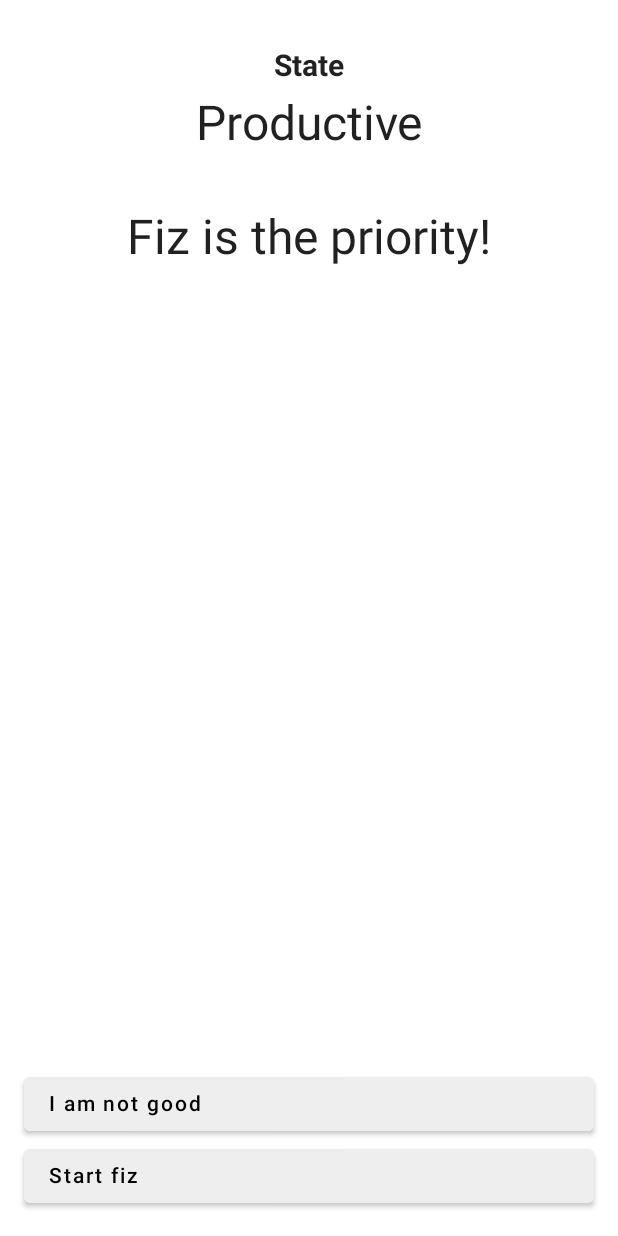
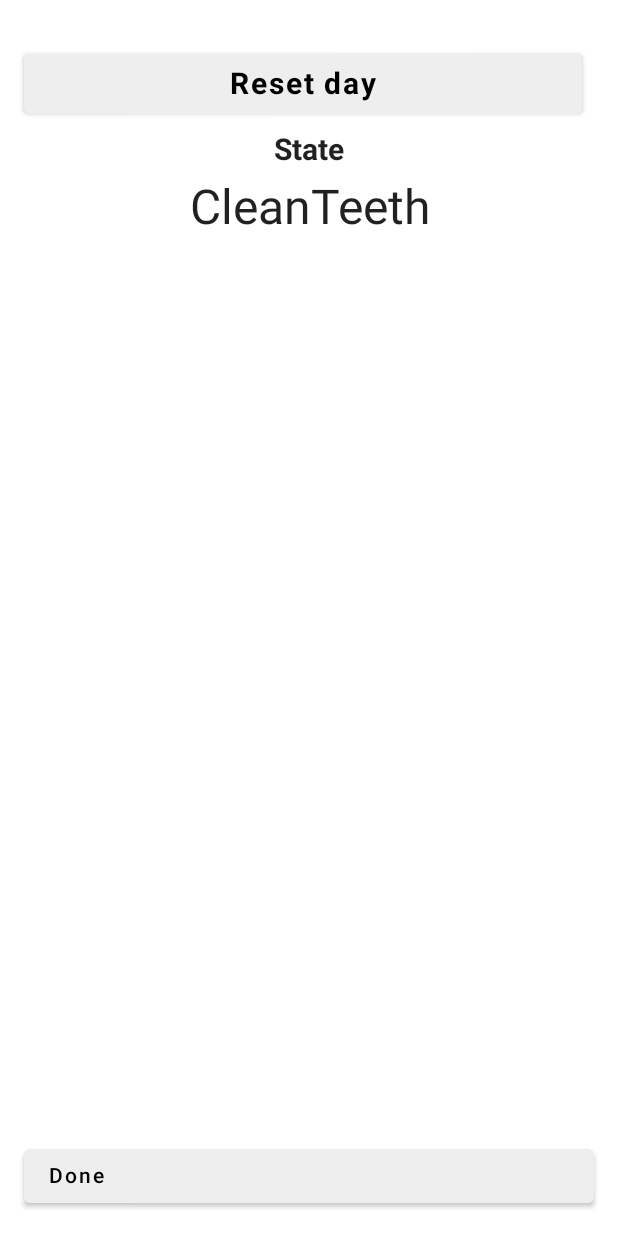
Before and after one commit to cucumber007/state, an Android app built with Jetpack Compose: the screen it shows after launch (MainActivity), after a tap on "Productive", on a phone screen of 412 x 824 dp. Run offline under Robolectric (Android 15) with nearby library versions, the light colour scheme and no system bars.

Commit message:
Clean Teeth Routine

```diff
--- a/app/src/main/java/com/spqrta/state/MainActivity.kt
+++ b/app/src/main/java/com/spqrta/state/MainActivity.kt
@@ -8,6 +8,7 @@ import androidx.activity.ComponentActivity
 import androidx.activity.compose.setContent
 import androidx.compose.foundation.layout.*
 import androidx.compose.material.*
+import androidx.compose.material.SnackbarDefaults.backgroundColor
 import androidx.compose.runtime.*
 import androidx.compose.ui.Alignment
 import androidx.compose.ui.Modifier
@@ -20,6 +21,7 @@ import androidx.compose.ui.unit.TextUnit
 import androidx.compose.ui.unit.TextUnitType
 import com.spqrta.state.app.App
 import com.spqrta.state.app.PlayNotificationSoundEffect
+import com.spqrta.state.app.action.AppReadyAction
 import com.spqrta.state.app.action.OnResumeAction
 import com.spqrta.state.app.features.core.AppState
 import com.spqrta.state.app.state.*
@@ -48,7 +50,7 @@ class MainActivity : ComponentActivity() {
     override fun onResume() {
         super.onResume()
         App.handleAction(OnResumeAction())
-        App.runEffect(PlayNotificationSoundEffect)
+//        App.runEffect(PlayNotificationSoundEffect)
     }
 }
 
@@ -70,6 +72,33 @@ fun AppView() {
                         end = Dp(16f),
                     )
             ) {
+                Box {
+                    Row(
+                        Modifier
+                            .fillMaxWidth()
+                            .padding(bottom = Dp(8f))
+                    ) {
+                        Button(
+                            onClick = {
+                                App.handleAction(AppReadyAction.ResetDayAction)
+                            },
+                            colors = ButtonDefaults.buttonColors(
+                                backgroundColor = Grey,
+                                contentColor = Color.Black
+                            ),
+                            modifier = Modifier
+                                .weight(1f)
+                                .padding(end = Dp(8f)),
+                            ) {
+                            Text(
+                                text = "Reset day",
+                                Modifier.align(Alignment.CenterVertically),
+                                fontSize = TextUnit(20f, TextUnitType.Sp),
+                                fontWeight = FontWeight.Bold,
+                            )
+                        }
+                    }
+                }
                 Text(
                     text = "State",
                     Modifier.align(Alignment.CenterHorizontally),
@@ -118,7 +147,7 @@ fun ViewStateView(viewState: ViewState) {
                         textAlign = TextAlign.Center,
                     )
                 }
-                if(viewState.timer != null) {
+                if (viewState.timer != null) {
                     Box(Modifier.fillMaxWidth()) {
                         TimerView(view = viewState.timer)
                     }
@@ -153,7 +182,7 @@ fun ControlsView(controls: List<Control>) {
                                 bottom = Dp(0f)
                             )
                             .align(Alignment.CenterHorizontally),
-                        colors = when(control.style) {
+                        colors = when (control.style) {
                             Main -> {
                                 ButtonDefaults.buttonColors(
                                     backgroundColor = Teal200,
--- a/app/src/main/java/com/spqrta/Previews.kt
+++ b/app/src/main/java/com/spqrta/state/Previews.kt
@@ -1,8 +1,7 @@
-package com.spqrta
+package com.spqrta.state
 
 import androidx.compose.runtime.Composable
 import androidx.compose.ui.tooling.preview.Preview
-import com.spqrta.state.MainView
 import com.spqrta.state.app.features.core.AppReady
 import com.spqrta.state.app.features.core.AppState
 import com.spqrta.state.app.features.daily.DailyState
@@ -15,7 +14,6 @@ import com.spqrta.state.app.features.daily.timers.Timers
 import com.spqrta.state.app.features.daily.timers.WorkTimer
 import com.spqrta.state.util.toSeconds
 import java.time.LocalDateTime
-import java.time.ZonedDateTime
 
 sealed class PreviewState(val state: AppState)
 object UndefinedPersonaPreview : PreviewState(AppReady(DailyState(persona = UndefinedPersona)))
@@ -28,7 +26,7 @@ object ProductivePersonaPreview :
         )
     )
 
-//@Preview
+@Preview
 @Composable
 fun Preview() {
     MainView(UndefinedPersonaPreview.state)
--- a/app/src/main/java/com/spqrta/state/app/App.kt
+++ b/app/src/main/java/com/spqrta/state/app/App.kt
@@ -6,6 +6,7 @@ import com.spqrta.state.AppScope
 import com.spqrta.state.app.action.AppAction
 import com.spqrta.state.app.action.PromptAction
 import com.spqrta.state.app.features.core.AppNotInitialized
+import com.spqrta.state.app.features.core.AppReady
 import com.spqrta.state.app.features.core.AppState
 import com.spqrta.state.app.features.core.Core
 import com.spqrta.state.app.features.daily.DailyState
@@ -41,6 +42,10 @@ object App {
             identityGet(),
             AppStateOptics.optReady,
             Storage.reducer
+        ) + widen(
+            identityGet(),
+            AppStateOptics.optReady,
+            AppReady.reducer
         ) + Core.saveStateReducer
 
     private val stateMachine = StateMachine(
--- a/app/src/main/java/com/spqrta/state/app/action/AppGlobalAction.kt
+++ b/app/src/main/java/com/spqrta/state/app/action/AppGlobalAction.kt
@@ -10,7 +10,9 @@ sealed class AppGlobalAction : AppAction {
 
 data class AppErrorAction(val exception: Exception) : AppGlobalAction()
 object InitAppAction : AppGlobalAction()
-data class OnResumeAction(val datetime: LocalDateTime = LocalDateTime.now()) : AppGlobalAction()
+data class OnResumeAction(
+    val datetime: LocalDateTime = LocalDateTime.now()
+) : AppGlobalAction(), AppReadyAction
 data class StateLoadedAction(
     val state: AppReady,
     val dateTime: LocalDateTime = LocalDateTime.now()
--- /dev/null
+++ b/app/src/main/java/com/spqrta/state/app/action/AppReadyAction.kt
@@ -0,0 +1,6 @@
+package com.spqrta.state.app.action
+
+sealed interface AppReadyAction : AppAction {
+    sealed class Action: AppReadyAction
+    object ResetDayAction : Action()
+}
--- a/app/src/main/java/com/spqrta/state/app/action/PromptAction.kt
+++ b/app/src/main/java/com/spqrta/state/app/action/PromptAction.kt
@@ -1,10 +1,12 @@
 package com.spqrta.state.app.action
 
 import com.spqrta.state.app.Prompt
-import kotlin.reflect.KClass
+import com.spqrta.state.app.features.daily.routine.Routine
+import com.spqrta.state.app.features.daily.timers.TimerId
 
 sealed interface PromptAction : AppAction {
     sealed class Action : PromptAction
     data class AddPrompt(val prompt: Prompt) : Action()
-    data class PromptResolved(val promptClass: KClass<*>) : Action()
+    data class TimeredPromptResolved(val timerId: TimerId) : Action()
+    data class RoutinePromptResolved(val routine: Routine) : Action()
 }
--- a/app/src/main/java/com/spqrta/state/app/features/core/AppState.kt
+++ b/app/src/main/java/com/spqrta/state/app/features/core/AppState.kt
@@ -1,20 +1,23 @@
 package com.spqrta.state.app.features.core
 
 import com.spqrta.state.app.*
+import com.spqrta.state.app.action.AppAction
+import com.spqrta.state.app.action.AppReadyAction
 import com.spqrta.state.app.action.OnResumeAction
 import com.spqrta.state.app.features.daily.clock_mode.ClockMode
 import com.spqrta.state.app.features.daily.clock_mode.Update
 import com.spqrta.state.app.features.daily.DailyState
 import com.spqrta.state.app.features.daily.personas.*
+import com.spqrta.state.app.features.daily.routine.CleanTeeth
 import com.spqrta.state.app.features.daily.timers.Timers
 import com.spqrta.state.app.features.stats.Stats
 import com.spqrta.state.app.features.storage.Storage
-import com.spqrta.state.app.state.optics.AppReadyOptics
 import com.spqrta.state.app.state.optics.AppReadyOptics.optDailyState
 import com.spqrta.state.app.state.optics.AppReadyOptics.optStats
 import com.spqrta.state.util.*
 import com.spqrta.state.util.optics.*
 import com.spqrta.state.util.state_machine.Reduced
+import com.spqrta.state.util.state_machine.widen
 import com.spqrta.state.util.state_machine.withEffects
 import kotlinx.serialization.Contextual
 import kotlinx.serialization.Serializable
@@ -41,14 +44,42 @@ data class AppReady(
     companion object {
         val INITIAL = AppReady(DailyState.INITIAL)
 
-        fun reduce(action: OnResumeAction, state: AppReady): Reduced<out AppReady, out AppEffect> {
+        val reducer = widen(
+            typeGet(),
+            identityOptional(),
+            AppReady::reduce,
+        )
+
+        fun reduce(action: AppReadyAction, state: AppReady): Reduced<out AppReady, out AppEffect> {
             return wrap(state, optDailyState, optStats) { oldDailyState, oldStats ->
-                if (action.datetime.isAfter(LocalDateTime.of(oldDailyState.date, LocalTime.of(5, 0)))) {
-                    (DailyState.INITIAL to updateStats(oldStats, oldDailyState)).withEffects()
-                } else {
-                    (oldDailyState to oldStats).withEffects()
+                when(action) {
+                    AppReadyAction.ResetDayAction -> {
+                        resetDay(oldStats, oldDailyState)
+                    }
+                    is OnResumeAction -> {
+                        if (action.datetime.isAfter(
+                                LocalDateTime.of(
+                                    oldDailyState.date,
+                                    LocalTime.of(5, 0)
+                                )
+                            )
+                        ) {
+                            resetDay(oldStats, oldDailyState)
+                        } else {
+                            (oldDailyState to oldStats).withEffects()
+                        }
+                    }
                 }
             }
+        }
+
+        private fun resetDay(
+            oldStats: Stats,
+            oldDailyState: DailyState
+        ): Reduced<Pair<DailyState, Stats>, AppEffect> {
+            return (DailyState.INITIAL to updateStats(oldStats, oldDailyState)).withEffects(
+                AddPromptEffect(RoutinePrompt(CleanTeeth))
+            )
         }
 
         private fun updateStats(oldStats: Stats, oldDay: DailyState): Stats {
--- a/app/src/main/java/com/spqrta/state/app/features/core/Core.kt
+++ b/app/src/main/java/com/spqrta/state/app/features/core/Core.kt
@@ -58,8 +58,9 @@ object Core {
                     is AppErrorAction -> {
                         throw action.exception
                     }
+                    // todo to app ready actions
                     is OnResumeAction -> {
-                        AppReady.reduce(action, state)
+                        state.withEffects()
                     }
                 }
             }
--- a/app/src/main/java/com/spqrta/state/app/features/daily/prompts/Prompt.kt
+++ b/app/src/main/java/com/spqrta/state/app/features/daily/prompts/Prompt.kt
@@ -1,23 +1,12 @@
 package com.spqrta.state.app
 
-import com.spqrta.state.app.action.AppAction
-import com.spqrta.state.app.action.PromptAction
 import com.spqrta.state.app.action.PromptAction.*
-import com.spqrta.state.app.action.TimerAction
-import com.spqrta.state.app.features.core.AppReady
-import com.spqrta.state.app.features.daily.timers.PromptTimer
+import com.spqrta.state.app.features.daily.routine.Routine
 import com.spqrta.state.app.features.daily.timers.TimerId
-import com.spqrta.state.app.features.daily.timers.Timers
 import com.spqrta.state.app.state.optics.AppReadyOptics
-import com.spqrta.state.util.collections.asSet
 import com.spqrta.state.util.optics.typeGet
-import com.spqrta.state.util.state_machine.Reduced
-import com.spqrta.state.util.state_machine.effectIf
-import com.spqrta.state.util.state_machine.withEffects
-import com.spqrta.state.util.optics.wrap
 import com.spqrta.state.util.state_machine.widen
 import kotlinx.serialization.Serializable
-import kotlin.reflect.KClass
 
 @Serializable
 sealed class Prompt(val priority: Int = 0) {
@@ -34,31 +23,4 @@ sealed class Prompt(val priority: Int = 0) {
 data class TimeredPrompt(val timerId: TimerId) : Prompt()
 
 @Serializable
-object PromptsEnabled {
-    override fun toString(): String = javaClass.simpleName
-
-    fun reduce(action: PromptAction, oldPrompts: List<Prompt>): Reduced<List<Prompt>, out AppEffect> {
-        return when (action) {
-            is AddPrompt -> {
-                val prompt = action.prompt
-                (oldPrompts + prompt).withEffects(
-                    if (prompt is TimeredPrompt) {
-                        ActionEffect(TimerAction.StartTimer(prompt.timerId)).asSet()
-                    } else {
-                        setOf()
-                    }
-                )
-            }
-            is TimerAction.TimerEnded -> {
-                oldPrompts.withEffects(
-                    effectIf(action.timerId is PromptTimer) {
-                        ActionEffect(PromptResolved(TimeredPrompt::class))
-                    }
-                )
-            }
-            is PromptResolved -> {
-                (oldPrompts.filter { it::class != action.promptClass }).withEffects()
-            }
-        }
-    }
-}
+data class RoutinePrompt(val routine: Routine) : Prompt()
--- /dev/null
+++ b/app/src/main/java/com/spqrta/state/app/features/daily/prompts/PromptsEnabled.kt
@@ -0,0 +1,47 @@
+package com.spqrta.state.app
+
+import com.spqrta.state.app.action.PromptAction
+import com.spqrta.state.app.action.TimerAction
+import com.spqrta.state.app.features.daily.timers.PromptTimer
+import com.spqrta.state.util.collections.asSet
+import com.spqrta.state.util.state_machine.Reduced
+import com.spqrta.state.util.state_machine.effectIf
+import com.spqrta.state.util.state_machine.withEffects
+import kotlinx.serialization.Serializable
+
+@Serializable
+object PromptsEnabled {
+    override fun toString(): String = javaClass.simpleName
+
+    fun reduce(action: PromptAction, oldPrompts: List<Prompt>): Reduced<List<Prompt>, out AppEffect> {
+        return when (action) {
+            is PromptAction.AddPrompt -> {
+                val prompt = action.prompt
+                (oldPrompts + prompt).withEffects(
+                    if (prompt is TimeredPrompt) {
+                        ActionEffect(TimerAction.StartTimer(prompt.timerId)).asSet()
+                    } else {
+                        setOf()
+                    }
+                )
+            }
+            is TimerAction.TimerEnded -> {
+                oldPrompts.withEffects(
+                    effectIf(action.timerId is PromptTimer) {
+                        ActionEffect(PromptAction.TimeredPromptResolved(action.timerId))
+                    }
+                )
+            }
+            is PromptAction.TimeredPromptResolved -> {
+                (oldPrompts.filter {
+                    !(it is TimeredPrompt && it.timerId == action.timerId)
+                }).withEffects()
+            }
+            is PromptAction.RoutinePromptResolved -> {
+                (oldPrompts.filter {
+                    !(it is RoutinePrompt && it.routine == action.routine)
+                }).withEffects()
+            }
+        }
+    }
+}
--- /dev/null
+++ b/app/src/main/java/com/spqrta/state/app/features/daily/routine/Routine.kt
@@ -0,0 +1,8 @@
+package com.spqrta.state.app.features.daily.routine
+
+import kotlinx.serialization.Serializable
+
+@Serializable
+sealed class Routine
+@Serializable
+object CleanTeeth : Routine()
--- a/app/src/main/java/com/spqrta/state/app/view_state/GetViewState.kt
+++ b/app/src/main/java/com/spqrta/state/app/view_state/GetViewState.kt
@@ -1,14 +1,12 @@
 package com.spqrta.state.app.view_state
 
+import com.spqrta.state.app.RoutinePrompt
 import com.spqrta.state.app.TimeredPrompt
-import com.spqrta.state.app.action.PersonaAction
-import com.spqrta.state.app.action.ProductiveAction
-import com.spqrta.state.app.action.UndefinedPersonaAction
+import com.spqrta.state.app.action.*
 import com.spqrta.state.app.features.core.AppNotInitialized
 import com.spqrta.state.app.features.core.AppReady
 import com.spqrta.state.app.features.core.AppState
 import com.spqrta.state.app.features.daily.personas.*
-import com.spqrta.state.app.action.StorageAction
 import com.spqrta.state.app.state.optics.AppReadyOptics
 import com.spqrta.state.ui.TimerView
 import com.spqrta.state.ui.control.Button
@@ -29,6 +27,17 @@ private fun getViewState(state: AppReady): ViewState {
                 TimeredPromptForm(
                     "TimeredPrompt",
                     TimerView(timers[activePrompt.timerId]!!.left)
+                )
+            }
+            is RoutinePrompt -> {
+                ButtonForm(
+                    activePrompt.routine.javaClass.simpleName,
+                    listOf(
+                        Button(
+                            text = "Done",
+                            action = PromptAction.RoutinePromptResolved(activePrompt.routine)
+                        )
+                    )
                 )
             }
         }
```
